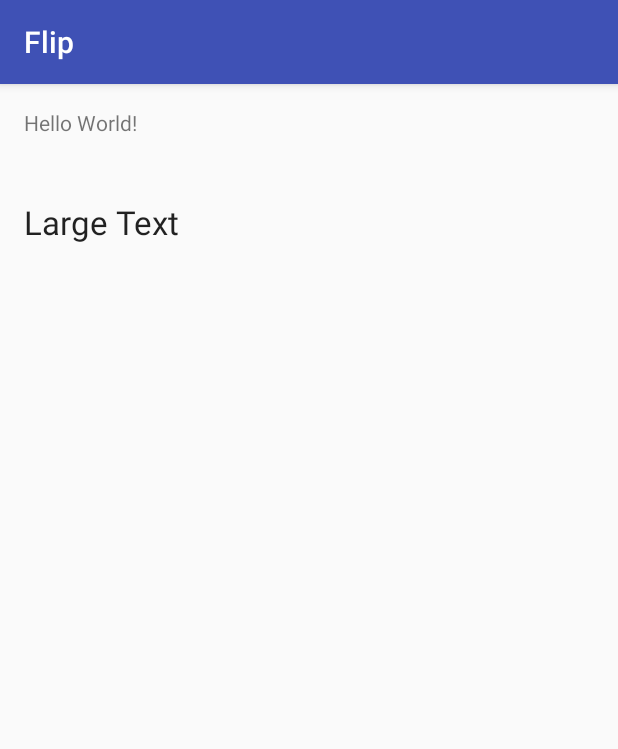
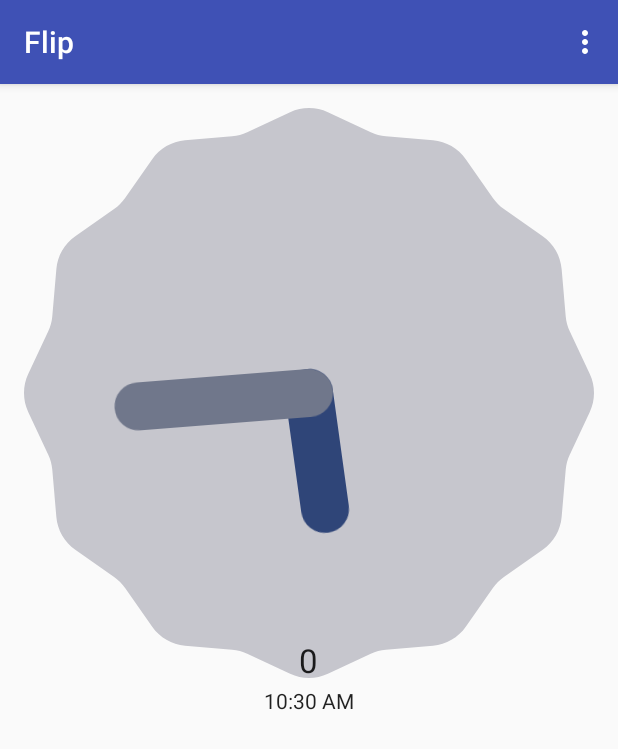
Before and after one commit to pramod0302/Flip, an Android app: the screen it shows after launch (MainActivity), on a phone screen of 412 x 824 dp. Shown: the top 749 px of the screen. Run offline under Robolectric (Android 15) with nearby library versions, the phone set to English and light mode, and no system bars.

Commit message:
Added reset option

```diff
--- a/app/src/main/AndroidManifest.xml
+++ b/app/src/main/AndroidManifest.xml
@@ -1,6 +1,8 @@
 <?xml version="1.0" encoding="utf-8"?>
 <manifest xmlns:android="http://schemas.android.com/apk/res/android"
     package="com.example.pramod.flip">
+
+    <uses-permission android:name="android.permission.VIBRATE"/>
 
     <application
         android:allowBackup="true"
--- /dev/null
+++ b/app/src/main/java/com/example/pramod/flip/Params.java
@@ -0,0 +1,32 @@
+package com.example.pramod.flip;
+
+/**
+ * Created by pramod on 10-07-2016.
+ */
+public class Params {
+    private static final Integer DEFAULT_COUNT_LIMIT = 108;
+    private Integer _count;
+    private Integer _count_limit;
+
+    public Params() {
+        _count = 0;
+        _count_limit = DEFAULT_COUNT_LIMIT;
+    }
+
+    public Integer getCount() {
+        return _count;
+    }
+    public void setCount(Integer cnt) {
+        _count = cnt;
+    }
+    public void increment_count() {
+        _count++;
+    }
+
+    public Integer getCount_limit() {
+        return _count_limit;
+    }
+    public void setCount_limit(Integer cnt_lim) {
+        _count_limit = cnt_lim;
+    }
+}
--- a/app/src/main/res/layout/activity_main.xml
+++ b/app/src/main/res/layout/activity_main.xml
@@ -9,20 +9,45 @@
     android:paddingTop="@dimen/activity_vertical_margin"
     tools:context="com.example.pramod.flip.MainActivity">
 
-    <TextView
-        android:layout_width="wrap_content"
+    <LinearLayout
+        android:orientation="horizontal"
+        android:layout_width="match_parent"
         android:layout_height="wrap_content"
-        android:text="Hello World!"
         android:layout_alignParentEnd="false"
-        android:id="@+id/set_values" />
+        android:layout_alignParentStart="false"
+        android:gravity="center_horizontal"
+        android:id="@+id/linearLayout">
+
+        <AnalogClock
+            android:layout_width="wrap_content"
+            android:layout_height="wrap_content"
+            android:id="@+id/analogClock"
+            android:layout_alignParentTop="true"
+            android:layout_centerHorizontal="true" />
+    </LinearLayout>
+
+    <LinearLayout
+        android:orientation="horizontal"
+        android:layout_width="match_parent"
+        android:layout_height="wrap_content"
+        android:layout_below="@+id/linearLayout"
+        android:layout_alignParentStart="true"
+        android:gravity="center_horizontal"
+        android:padding="5dp">
+
+        <TextClock
+            android:layout_width="wrap_content"
+            android:layout_height="wrap_content"
+            android:id="@+id/textClock" />
+    </LinearLayout>
 
     <TextView
         android:layout_width="wrap_content"
         android:layout_height="wrap_content"
         android:textAppearance="?android:attr/textAppearanceLarge"
-        android:text="Large Text"
+        android:text="0"
         android:id="@+id/count_value"
-        android:layout_below="@+id/set_values"
-        android:layout_alignParentStart="true"
-        android:layout_marginTop="42dp" />
+        android:layout_centerVertical="true"
+        android:layout_centerHorizontal="true" />
+
 </RelativeLayout>
--- /dev/null
+++ b/app/src/main/res/menu/main_menu.xml
@@ -0,0 +1,9 @@
+<?xml version="1.0" encoding="utf-8"?>
+<menu xmlns:android="http://schemas.android.com/apk/res/android">
+    <item  android:id="@+id/reset"
+        android:title="Reset Count"/>
+    <item  android:id="@+id/set"
+        android:title="Set Count"/>
+    <item  android:id="@+id/help"
+        android:title="Help"/>
+</menu>
```
Also changed, not shown: app/src/main/java/com/example/pramod/flip/MainActivity.java (+75 -9 lines).
